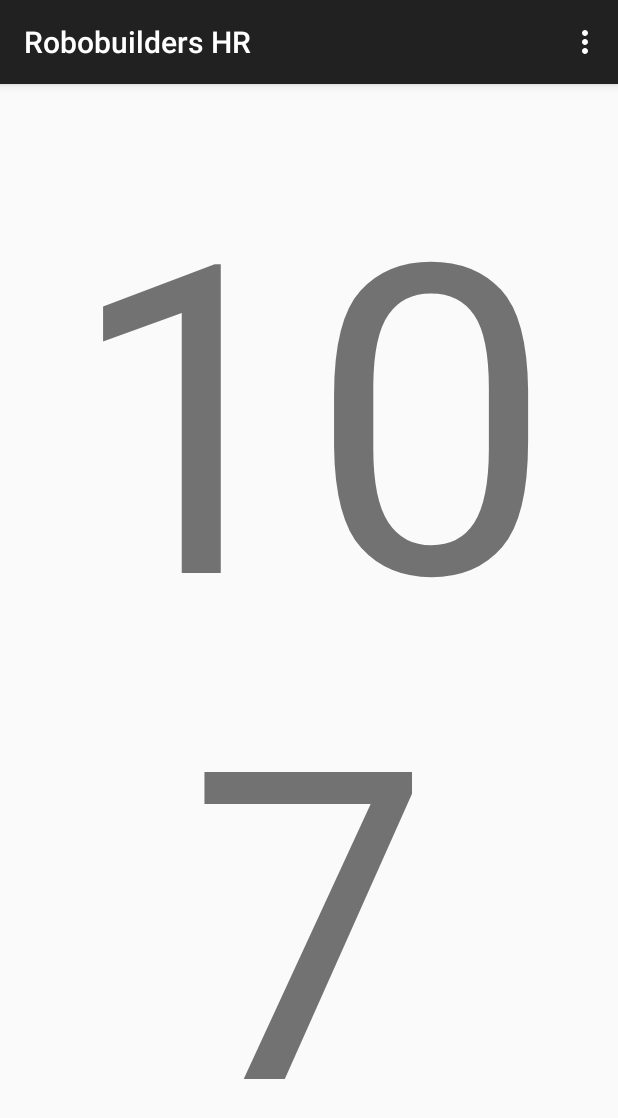
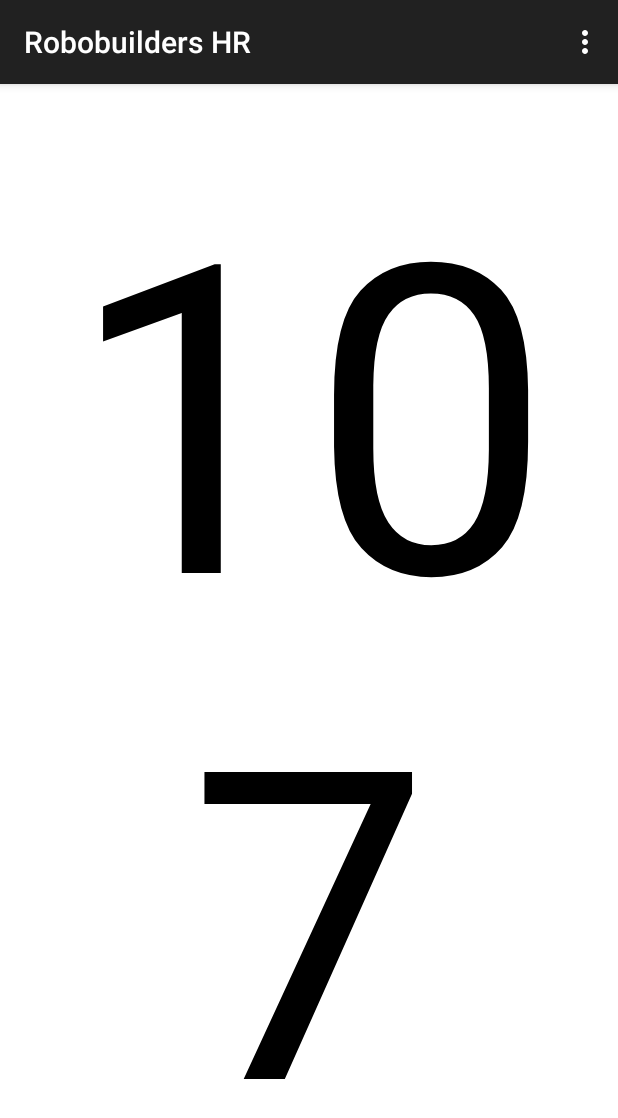
Before and after one commit to urbanguac/robobuilders_hr, an Android app: the screen it shows after launch (MainActivity), on a phone screen of 412 x 824 dp. Shown: the top 1118 px of the screen. Run offline under Robolectric (Android 15) with nearby library versions, the phone set to English and light mode, and no system bars.

Commit message:
finished initial spoofer inter introduced simple scraper

```diff
--- a/app/src/main/java/org/fawkes/robobuildershr/MainActivity.java
+++ b/app/src/main/java/org/fawkes/robobuildershr/MainActivity.java
@@ -11,6 +11,7 @@ import android.view.Menu;
 import android.view.MenuItem;
 import android.view.View;
 import android.widget.Button;
+import android.widget.RelativeLayout;
 import android.widget.TextView;
 import android.widget.Toast;
 import android.widget.ToggleButton;
@@ -30,7 +31,7 @@ public class MainActivity extends ActionBarActivity {
     ToggleButton OnOff;
     TextView Result;
     private String dataToSend;
-
+    public RelativeLayout rl;
     private static final String TAG = "Jon";
     private BluetoothAdapter mBluetoothAdapter = null;
     private BluetoothSocket btSocket = null;
@@ -45,6 +46,7 @@ public class MainActivity extends ActionBarActivity {
     int readBufferPosition = 0;
     byte[] readBuffer = new byte[1024];
 
+    public int iterations = 0; public int beatsPerMin = 0;
 
     private void CheckBt() {
         mBluetoothAdapter = BluetoothAdapter.getDefaultAdapter();
@@ -186,13 +188,23 @@ public class MainActivity extends ActionBarActivity {
     protected void onCreate(Bundle savedInstanceState) {
         super.onCreate(savedInstanceState);
         setContentView(R.layout.activity_main);
-
+        rl = (RelativeLayout) findViewById(R.id.relativo);
         text = new TextView(this);
         text = (TextView)findViewById(R.id.textView);
         text.setText("00");
         h.postDelayed(new Runnable() {
             public void run() {
-                text.setText("" + ((int)(((100 + (Math.random() * 10)))))+" BPM"); //set random 100 vary 20
+                iterations = iterations + 1;
+                beatsPerMin = (iterations <67 || iterations > 83)?((int)(((100 + (Math.random() * 10))))):((int)(((170 + (Math.random() * 7)))));
+                if(beatsPerMin>130) {
+                    rl.setBackgroundColor(getResources().getColor(R.color.red));
+                    text.setTextColor(getResources().getColor(R.color.white));
+                }
+                else {
+                    rl.setBackgroundColor(getResources().getColor(R.color.white));
+                    text.setTextColor(getResources().getColor(R.color.black));
+                }
+                text.setText("" + beatsPerMin +" BPM"); //set random 100 vary 20
                 h.postDelayed(this, delay);
             }
         }, delay);
--- a/app/src/main/res/layout/activity_main.xml
+++ b/app/src/main/res/layout/activity_main.xml
@@ -3,7 +3,9 @@
     android:layout_height="match_parent" android:paddingLeft="@dimen/activity_horizontal_margin"
     android:paddingRight="@dimen/activity_horizontal_margin"
     android:paddingTop="@dimen/activity_vertical_margin"
-    android:paddingBottom="@dimen/activity_vertical_margin" tools:context=".MainActivity">
+    android:paddingBottom="@dimen/activity_vertical_margin" tools:context=".MainActivity"
+    android:background="@color/white"
+    android:id="@+id/relativo">
 
     <TextView android:text="@string/hello_world" android:layout_width="wrap_content"
         android:layout_height="wrap_content" android:id="@+id/textView"
--- /dev/null
+++ b/app/src/main/res/values/colors.xml
@@ -0,0 +1,7 @@
+<?xml version="1.0" encoding="utf-8"?>
+<resources>
+    <color name="red">#ffff0000</color>
+    <color name="yellow">#ffff00</color>
+    <color name="white">#fff</color>
+    <color name="black">#000</color>
+</resources>
```
Also changed, not shown: 1 other file.
